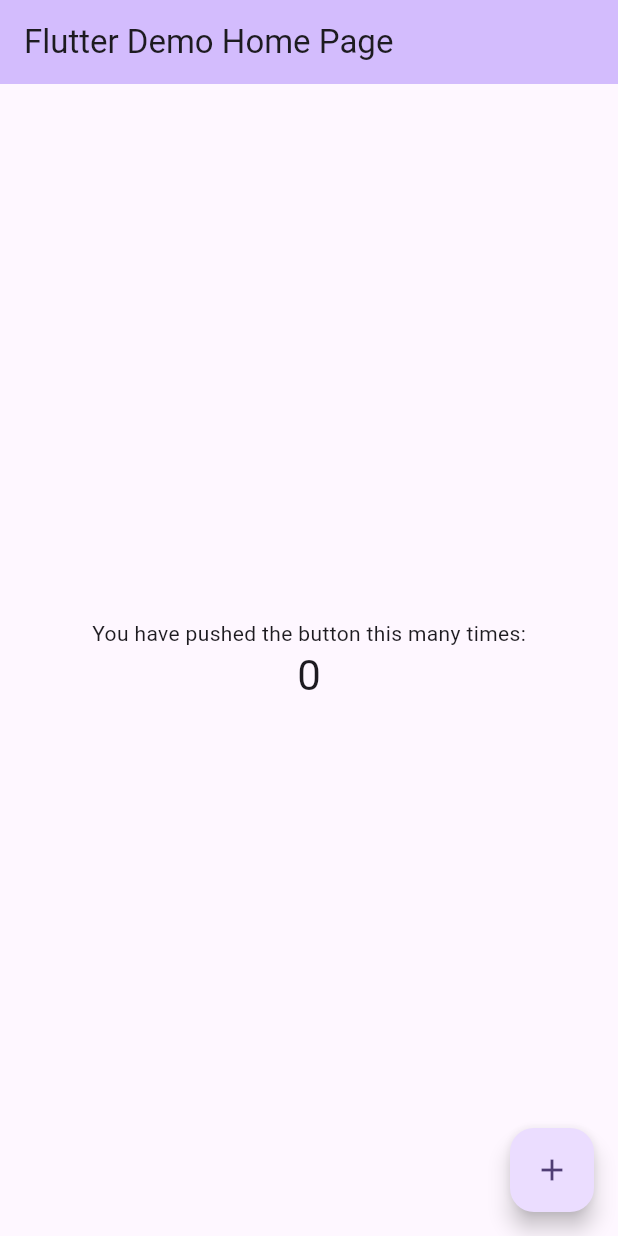
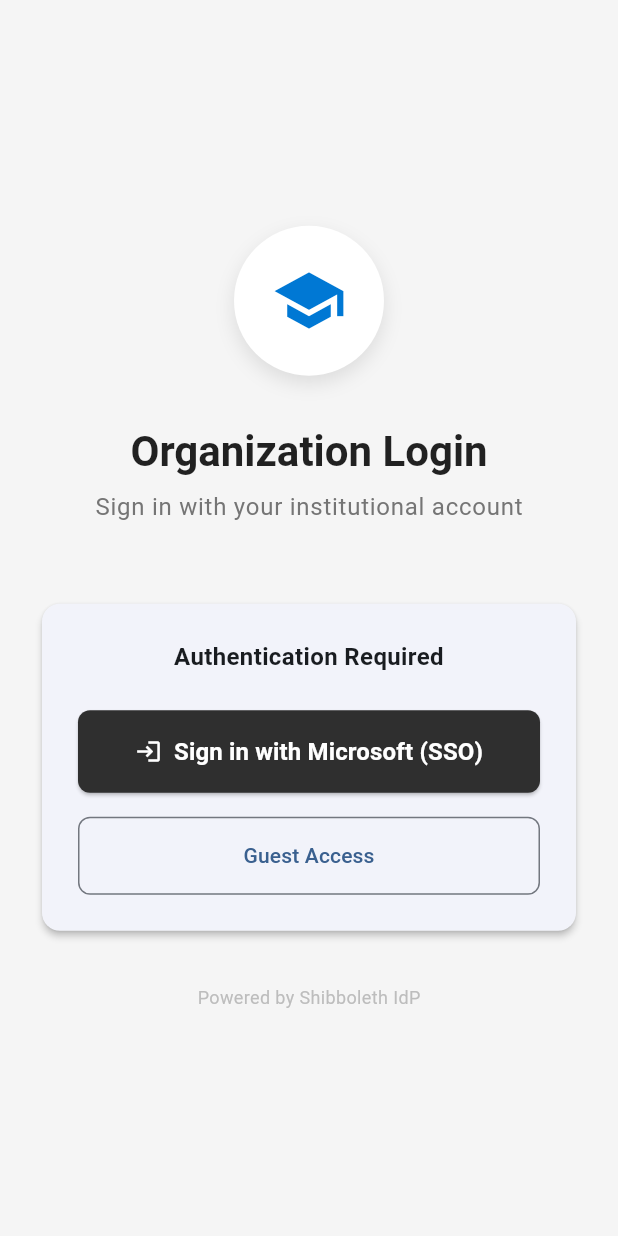
Before and after one commit to could-ai/019b0214-be6a-76f4-b895-8bfce8393804, a Flutter app: the screen it shows after launch, on a phone screen of 412 x 824 dp. Run offline on Flutter 3.47's test engine with Material 3 defaults, Android fonts, the phone set to English and light mode, and no system bars; Roboto replaces fonts that are missing (Segoe UI).

Commit message:
Updated main.dart to set up the application structure, theme (Microsoft Blue style), and routing to the new LoginScreen.; Created a LoginScreen that simulates the entry point for an SSO flow. It includes a styled 'Sign in with Microsoft' button that would trigger the redirection to the Shibboleth IdP.

```diff
--- a/usr/lib/main.dart
+++ b/usr/lib/main.dart
@@ -1,4 +1,5 @@
 import 'package:flutter/material.dart';
+import 'screens/login_screen.dart';
 
 void main() {
   runApp(const MyApp());
@@ -7,117 +8,20 @@ void main() {
 class MyApp extends StatelessWidget {
   const MyApp({super.key});
 
-  // This widget is the root of your application.
   @override
   Widget build(BuildContext context) {
     return MaterialApp(
-      title: 'Flutter Demo',
+      title: 'Enterprise SSO Login',
       debugShowCheckedModeBanner: false,
       theme: ThemeData(
-        // This is the theme of your application.
-        //
-        // TRY THIS: Try running your application with "flutter run". You'll see
-        // the application has a purple toolbar. Then, without quitting the app,
-        // try changing the seedColor in the colorScheme below to Colors.green
-        // and then invoke "hot reload" (save your changes or press the "hot
-        // reload" button in a Flutter-supported IDE, or press "r" if you used
-        // the command line to start the app).
-        //
-        // Notice that the counter didn't reset back to zero; the application
-        // state is not lost during the reload. To reset the state, use hot
-        // restart instead.
-        //
-        // This works for code too, not just values: Most code changes can be
-        // tested with just a hot reload.
-        colorScheme: ColorScheme.fromSeed(seedColor: Colors.deepPurple),
+        colorScheme: ColorScheme.fromSeed(seedColor: const Color(0xFF0078D4)), // Microsoft Blue
+        useMaterial3: true,
+        fontFamily: 'Segoe UI', // Common for Microsoft/Enterprise apps
       ),
       initialRoute: '/',
       routes: {
-        '/': (context) => const MyHomePage(title: 'Flutter Demo Home Page'),
+        '/': (context) => const LoginScreen(),
       },
     );
   }
 }
-
-class MyHomePage extends StatefulWidget {
-  const MyHomePage({super.key, required this.title});
-
-  // This widget is the home page of your application. It is stateful, meaning
-  // that it has a State object (defined below) that contains fields that affect
-  // how it looks.
-
-  // This class is the configuration for the state. It holds the values (in this
-  // case the title) provided by the parent (in this case the App widget) and
-  // used by the build method of the State. Fields in a Widget subclass are
-  // always marked "final".
-
-  final String title;
-
-  @override
-  State<MyHomePage> createState() => _MyHomePageState();
-}
-
-class _MyHomePageState extends State<MyHomePage> {
-  int _counter = 0;
-
-  void _incrementCounter() {
-    setState(() {
-      // This call to setState tells the Flutter framework that something has
-      // changed in this State, which causes it to rerun the build method below
-      // so that the display can reflect the updated values. If we changed
-      // _counter without calling setState(), then the build method would not be
-      // called again, and so nothing would appear to happen.
-      _counter++;
-    });
-  }
-
-  @override
-  Widget build(BuildContext context) {
-    // This method is rerun every time setState is called, for instance as done
-    // by the _incrementCounter method above.
-    //
-    // The Flutter framework has been optimized to make rerunning build methods
-    // fast, so that you can just rebuild anything that needs updating rather
-    // than having to individually change instances of widgets.
-    return Scaffold(
-      appBar: AppBar(
-        // TRY THIS: Try changing the color here to a specific color (to
-        // Colors.amber, perhaps?) and trigger a hot reload to see the AppBar
-        // change color while the other colors stay the same.
-        backgroundColor: Theme.of(context).colorScheme.inversePrimary,
-        // Here we take the value from the MyHomePage object that was created by
-        // the App.build method, and use it to set our appbar title.
-        title: Text(widget.title),
-      ),
-      body: Center(
-        // Center is a layout widget. It takes a single child and positions it
-        // in the middle of the parent.
-        child: Column(
-          // Column is also a layout widget. It takes a list of children and
-          // arranges them vertically. By default, it sizes itself to fit its
-          // children horizontally, and tries to be as tall as its parent.
-          //
-          // Column has various properties to control how it sizes itself and
-          // how it positions its children. Here we use mainAxisAlignment to
-          // center the children vertically; the main axis here is the vertical
-          // axis because Columns are vertical (the cross axis would be
-          // horizontal).
-          //
-          // TRY THIS: Invoke "debug painting" (choose the "Toggle Debug Paint"
-          // action in the IDE, or press "p" in the console), to see the
-          // wireframe for each widget.
-          mainAxisAlignment: MainAxisAlignment.center,
-          children: <Widget>[
-            const Text('You have pushed the button this many times:'),
-            Text('$_counter', style: Theme.of(context).textTheme.headlineMedium),
-          ],
-        ),
-      ),
-      floatingActionButton: FloatingActionButton(
-        onPressed: _incrementCounter,
-        tooltip: 'Increment',
-        child: const Icon(Icons.add),
-      ), // This trailing comma makes auto-formatting nicer for build methods.
-    );
-  }
-}
--- /dev/null
+++ b/usr/lib/screens/login_screen.dart
@@ -0,0 +1,166 @@
+import 'package:flutter/material.dart';
+
+class LoginScreen extends StatefulWidget {
+  const LoginScreen({super.key});
+
+  @override
+  State<LoginScreen> createState() => _LoginScreenState();
+}
+
+class _LoginScreenState extends State<LoginScreen> {
+  bool _isLoading = false;
+
+  // จำลองการ Login ไปยัง Shibboleth / Microsoft
+  Future<void> _handleSSOLogin() async {
+    setState(() {
+      _isLoading = true;
+    });
+
+    // ในการใช้งานจริง ตรงนี้จะใช้ flutter_appauth หรือ url_launcher
+    // เพื่อ redirect ไปยัง Shibboleth IdP URL ของคุณ
+    // ตัวอย่าง: https://idp.your-university.ac.th/idp/profile/SAML2/Redirect/SSO
+
+    await Future.delayed(const Duration(seconds: 2)); // Simulate network delay
+
+    if (mounted) {
+      setState(() {
+        _isLoading = false;
+      });
+
+      ScaffoldMessenger.of(context).showSnackBar(
+        const SnackBar(
+          content: Text('Redirecting to Shibboleth IdP (Microsoft Login)...'),
+          backgroundColor: Colors.green,
+        ),
+      );
+    }
+  }
+
+  @override
+  Widget build(BuildContext context) {
+    return Scaffold(
+      backgroundColor: Colors.grey[100],
+      body: Center(
+        child: SingleChildScrollView(
+          padding: const EdgeInsets.all(24.0),
+          child: Column(
+            mainAxisAlignment: MainAxisAlignment.center,
+            children: [
+              // Logo Placeholder
+              Container(
+                width: 100,
+                height: 100,
+                decoration: BoxDecoration(
+                  color: Colors.white,
+                  shape: BoxShape.circle,
+                  boxShadow: [
+                    BoxShadow(
+                      color: Colors.black.withOpacity(0.1),
+                      blurRadius: 10,
+                      offset: const Offset(0, 5),
+                    ),
+                  ],
+                ),
+                child: const Icon(
+                  Icons.school, // Icon แทนสถาบัน/องค์กร
+                  size: 50,
+                  color: Color(0xFF0078D4),
+                ),
+              ),
+              const SizedBox(height: 32),
+
+              Text(
+                'Organization Login',
+                style: Theme.of(context).textTheme.headlineMedium?.copyWith(
+                  fontWeight: FontWeight.bold,
+                  color: Colors.black87,
+                ),
+              ),
+              const SizedBox(height: 8),
+              Text(
+                'Sign in with your institutional account',
+                style: Theme.of(context).textTheme.bodyLarge?.copyWith(
+                  color: Colors.grey[600],
+                ),
+              ),
+              const SizedBox(height: 48),
+
+              // Login Card
+              Card(
+                elevation: 2,
+                shape: RoundedRectangleBorder(
+                  borderRadius: BorderRadius.circular(12),
+                ),
+                child: Padding(
+                  padding: const EdgeInsets.all(24.0),
+                  child: Column(
+                    crossAxisAlignment: CrossAxisAlignment.stretch,
+                    children: [
+                      const Text(
+                        'Authentication Required',
+                        style: TextStyle(
+                          fontSize: 16,
+                          fontWeight: FontWeight.w600,
+                        ),
+                        textAlign: TextAlign.center,
+                      ),
+                      const SizedBox(height: 24),
+
+                      // Microsoft / SSO Button
+                      ElevatedButton.icon(
+                        onPressed: _isLoading ? null : _handleSSOLogin,
+                        style: ElevatedButton.styleFrom(
+                          backgroundColor: const Color(0xFF2F2F2F), // Dark background for contrast
+                          foregroundColor: Colors.white,
+                          padding: const EdgeInsets.symmetric(vertical: 16),
+                          shape: RoundedRectangleBorder(
+                            borderRadius: BorderRadius.circular(8),
+                          ),
+                        ),
+                        icon: _isLoading
+                            ? const SizedBox(
+                                width: 20,
+                                height: 20,
+                                child: CircularProgressIndicator(color: Colors.white, strokeWidth: 2)
+                              )
+                            : const Icon(Icons.login), // Normally Microsoft Logo
+                        label: const Text(
+                          'Sign in with Microsoft (SSO)',
+                          style: TextStyle(fontSize: 16, fontWeight: FontWeight.bold),
+                        ),
+                      ),
+
+                      const SizedBox(height: 16),
+
+                      // Secondary Option (if needed)
+                      OutlinedButton(
+                        onPressed: () {
+                           ScaffoldMessenger.of(context).showSnackBar(
+                            const SnackBar(content: Text('Local login not implemented in this demo')),
+                          );
+                        },
+                        style: OutlinedButton.styleFrom(
+                          padding: const EdgeInsets.symmetric(vertical: 16),
+                          shape: RoundedRectangleBorder(
+                            borderRadius: BorderRadius.circular(8),
+                          ),
+                        ),
+                        child: const Text('Guest Access'),
+                      ),
+                    ],
+                  ),
+                ),
+              ),
+
+              const SizedBox(height: 32),
+              Text(
+                'Powered by Shibboleth IdP',
+                style: TextStyle(color: Colors.grey[400], fontSize: 12),
+              ),
+            ],
+          ),
+        ),
+      ),
+    );
+  }
+}
```
